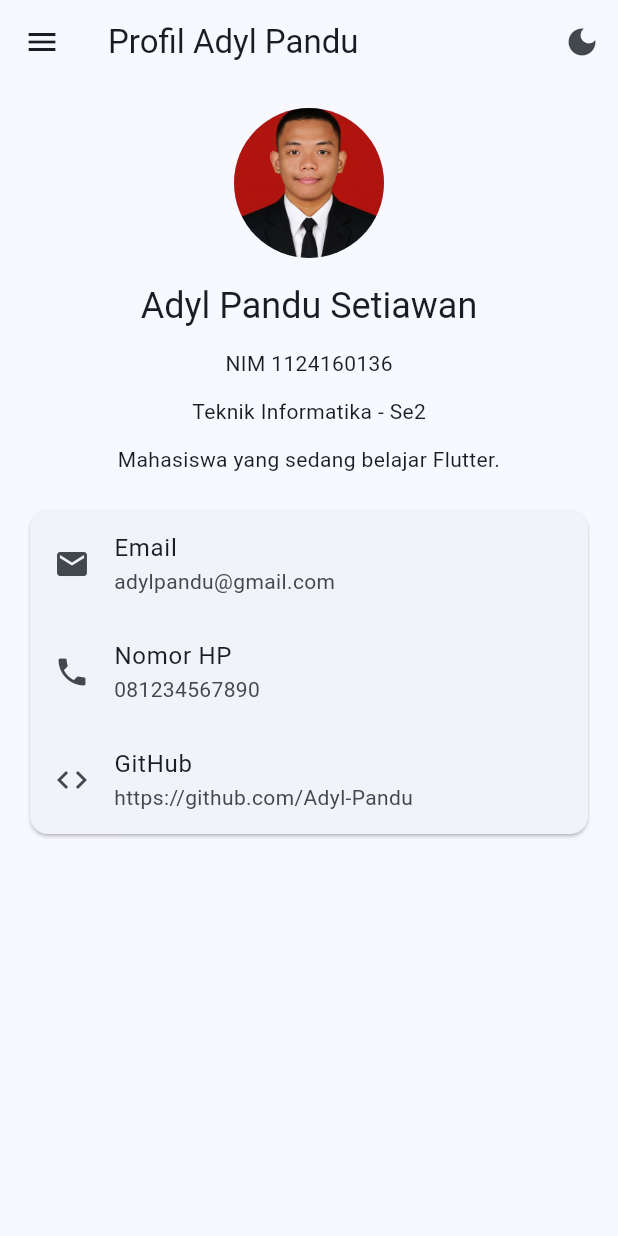
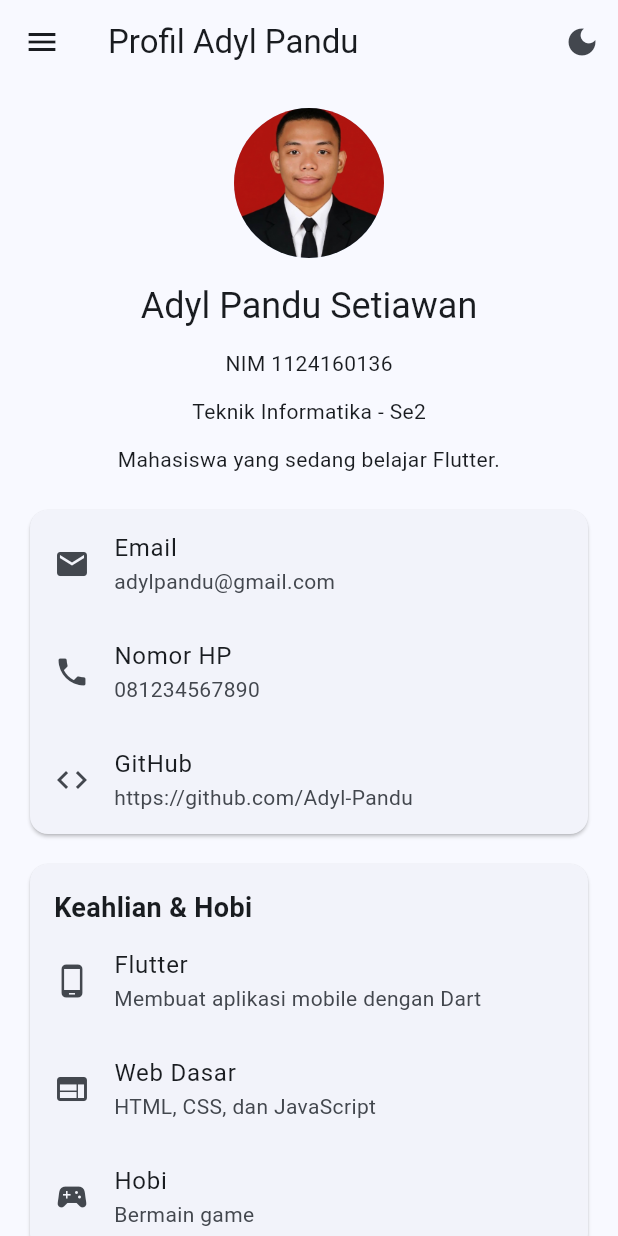
Before and after one commit to Adyl-Pandu/utsmobile, a Flutter app: the ProfilePage screen opened by its route, on a phone screen of 412 x 824 dp. Run offline on Flutter 3.47's test engine with Material 3 defaults, Android fonts, the phone set to English and light mode, and no system bars.

Commit message:
tambain Keahlian & Hobi Riwayat Pendidikan

```diff
--- a/soal2_profi_app/lib/profile_page.dart
+++ b/soal2_profi_app/lib/profile_page.dart
@@ -119,9 +119,10 @@ class _ProfilePageState extends State<ProfilePage> {
         ),
       ),
             body: SafeArea(
-        child: SingleChildScrollView(
+        child: ListView(
           padding: const EdgeInsets.all(16),
-          child: Column(
+          children: [
+            Column(
               children: [
                 const CircleAvatar(
                   radius: 50,
@@ -144,6 +145,8 @@ class _ProfilePageState extends State<ProfilePage> {
                 ),
                 const SizedBox(height: 12),
                 Text(bio, textAlign: TextAlign.center),
+              ],
+            ),
             const SizedBox(height: 20),
             Card(
               child: Column(
@@ -166,9 +169,70 @@ class _ProfilePageState extends State<ProfilePage> {
                 ],
               ),
             ),
+            const SizedBox(height: 12),
+            Card(
+              child: Column(
+                crossAxisAlignment: CrossAxisAlignment.start,
+                children: const [
+                  Padding(
+                    padding: EdgeInsets.fromLTRB(16, 16, 16, 0),
+                    child: Text(
+                      'Keahlian & Hobi',
+                      style:
+                          TextStyle(fontSize: 18, fontWeight: FontWeight.bold),
+                    ),
+                  ),
+                  ListTile(
+                    leading: Icon(Icons.phone_android),
+                    title: Text('Flutter'),
+                    subtitle: Text('Membuat aplikasi mobile dengan Dart'),
+                  ),
+                  ListTile(
+                    leading: Icon(Icons.web),
+                    title: Text('Web Dasar'),
+                    subtitle: Text('HTML, CSS, dan JavaScript'),
+                  ),
+                  ListTile(
+                    leading: Icon(Icons.sports_esports),
+                    title: Text('Hobi'),
+                    subtitle: Text('Bermain game'),
+                  ),
+                ],
+              ),
+            ),
+            const SizedBox(height: 12),
+            Card(
+              child: Column(
+                crossAxisAlignment: CrossAxisAlignment.start,
+                children: const [
+                  Padding(
+                    padding: EdgeInsets.fromLTRB(16, 16, 16, 0),
+                    child: Text(
+                      'Riwayat Pendidikan',
+                      style:
+                          TextStyle(fontSize: 18, fontWeight: FontWeight.bold),
+                    ),
+                  ),
+                  ListTile(
+                    leading: Icon(Icons.school),
+                    title: Text('S1 Teknik Informatika'),
+                    subtitle: Text('ITB Bina Sarana Global • 2024 - sekarang'),
+                  ),
+                  ListTile(
+                    leading: Icon(Icons.menu_book),
+                    title: Text('SMA/SMK'),
+                    subtitle: Text('Smk PPI • 2021 - 2024'),
+                  ),
+                  ListTile(
+                    leading: Icon(Icons.backpack),
+                    title: Text('SMP'),
+                    subtitle: Text('SMPN 3 Cikupa • 2018 - 2021'),
+                  ),
+                ],
+              ),
+            ),
             const SizedBox(height: 72),
           ],
-          ),
         ),
       ),
     );
```
Also changed, not shown: 1 other file. Lines whose indentation alone changed are shown as unchanged.
